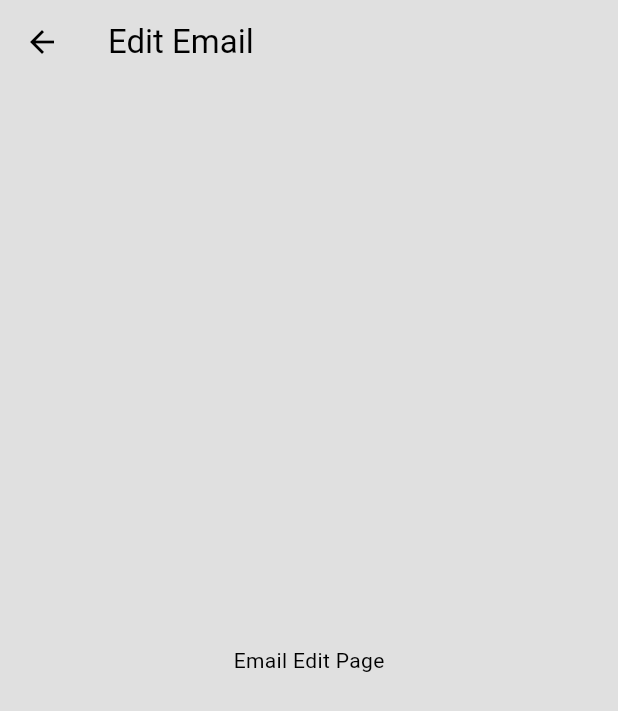
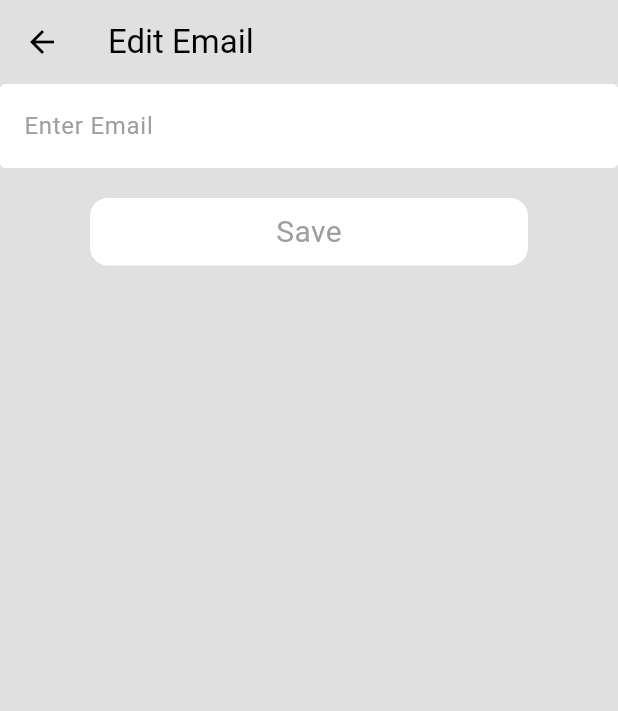
Before and after one commit to ShubhamSharma170/WeGether, a Flutter app: the EmailPage screen opened directly, on a phone screen of 412 x 824 dp. Shown: the top 711 px of the screen. Run offline on Flutter 3.47's test engine with Material 3 defaults, Android fonts, the phone set to English and light mode, and no system bars; our stand-ins replace cloud_firestore, firebase_auth, firebase_core; accounts and stored records are empty.

Commit message:
Ui complete email page

```diff
--- a/lib/pages/settings/edit_profile_pages/email.dart
+++ b/lib/pages/settings/edit_profile_pages/email.dart
@@ -1,13 +1,38 @@
+import 'package:chat_app/components/button.dart';
+import 'package:chat_app/components/textfield.dart';
+import 'package:firebase_auth/firebase_auth.dart';
 import 'package:flutter/material.dart';
 
-class EmailPage extends StatelessWidget {
+class EmailPage extends StatefulWidget {
   const EmailPage({super.key});
+
+  @override
+  State<EmailPage> createState() => _EmailPageState();
+}
+
+class _EmailPageState extends State<EmailPage> {
+  final TextEditingController _emailController = TextEditingController();
+  late User _user;
+  @override
+  void initState() {
+    _user = FirebaseAuth.instance.currentUser!;
+    _emailController.text = _user.email!;
+    super.initState();
+  }
 
   @override
   Widget build(BuildContext context) {
     return Scaffold(
       appBar: AppBar(title: const Text("Edit Email")),
-      body: const Center(child: Text("Email Edit Page")),
+      body: Center(
+        child: Column(
+          children: [
+            MyTextField(hintText: "Enter Email", controller: _emailController),
+            SizedBox(height: 20),
+            MyButton(buttonName: "Save", onTap: () async {}),
+          ],
+        ),
+      ),
     );
   }
 }
```
